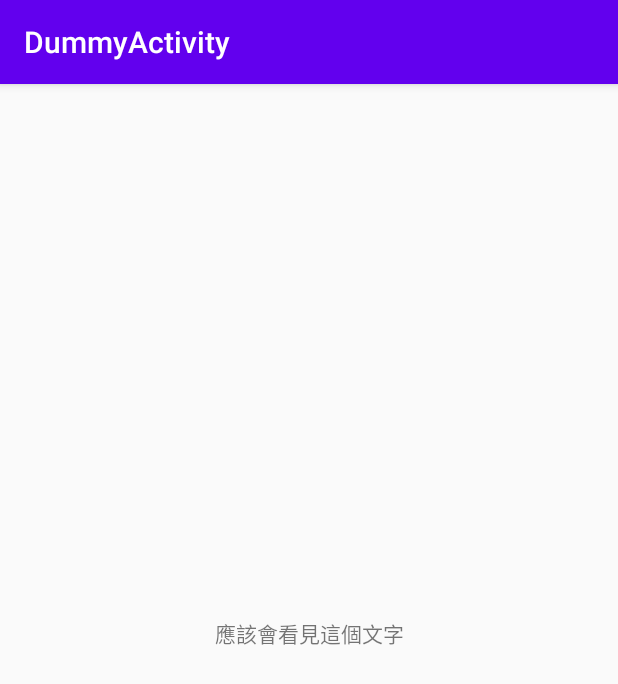
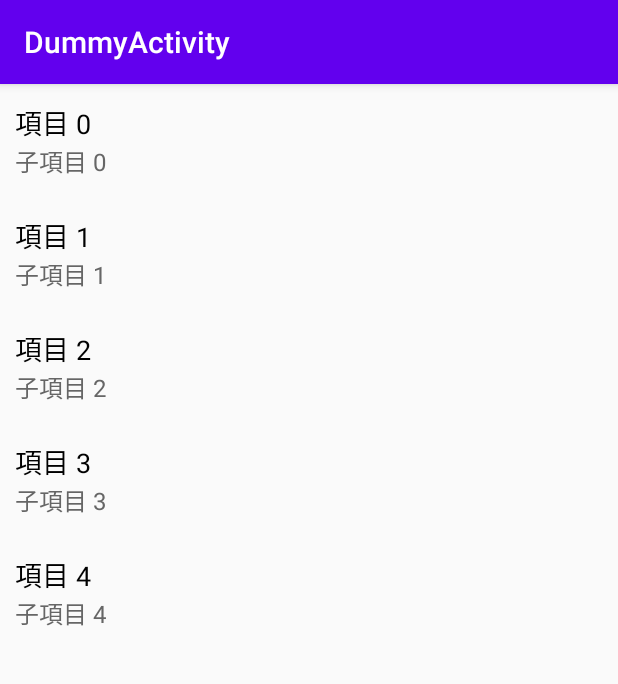
Before and after one commit to GeiGeiLa/ExampleHamburger, an Android app: the DummyActivity screen opened directly, with no data from a screen before it, on a phone screen of 412 x 824 dp. Shown: the top 684 px of the screen. Run offline under Robolectric (Android 15) with nearby library versions, the phone set to English and light mode, and no system bars.

Commit message:
good fix for drawer

```diff
--- a/app/src/main/java/com/example/hamburger/DummyActivity.java
+++ b/app/src/main/java/com/example/hamburger/DummyActivity.java
@@ -1,16 +1,39 @@
 package com.example.hamburger;
 
+
+import android.app.FragmentManager;
+import android.app.FragmentTransaction;
+import android.content.Context;
 import android.content.Intent;
 import android.os.Bundle;
+import android.view.View;
+import android.widget.AdapterView;
+import android.widget.ArrayAdapter;
+import android.widget.ListView;
 
 import androidx.appcompat.app.AppCompatActivity;
+import androidx.fragment.app.Fragment;
+import androidx.recyclerview.widget.DividerItemDecoration;
+import androidx.recyclerview.widget.LinearLayoutManager;
+import androidx.recyclerview.widget.RecyclerView;
+
+import com.example.hamburger.ui.home.HomeFragment;
+import com.example.hamburger.ui.settings.SettingsFragment;
+
+import java.util.ArrayList;
+import java.util.zip.Inflater;
 
 public class DummyActivity extends AppCompatActivity {
+    private ArrayList<String> mData = new ArrayList<>();
+    private ArrayList<String> sData = new ArrayList<>();
+    private RecyclerView recycler_view;
+    MyAdapter adapter;
     @Override
     protected void onCreate(Bundle savedInstanceState)
     {
         super.onCreate(savedInstanceState);
         setContentView(R.layout.activity_dummy);
+        recycler_view = (RecyclerView) findViewById(R.id.recycler_view);
         Intent intent = getIntent();
         if(intent != null)
         {
@@ -20,7 +43,30 @@ public class DummyActivity extends AppCompatActivity {
         {
 
         }
-
+        InitAdpater();
     }
 
+    void InitAdpater()
+    {
+        final int size = 5;
+        // 準備資料，塞50個項目到ArrayList裡
+        for(int i = 0; i < size; i++) {
+            mData.add("項目 "+i);
+        }
+        for(int i = 0; i < size; i++)
+        {
+            sData.add("子項目 "+i);
+
+        }
+        // 連結元件
+        // 設置RecyclerView為列表型態
+        recycler_view.setLayoutManager(new LinearLayoutManager(this));
+        // 設置格線
+//        recycler_view.addItemDecoration(new DividerItemDecoration(this, DividerItemDecoration.VERTICAL));
+
+        // 將資料交給adapter
+        adapter = new MyAdapter(mData, sData);
+        // 設置adapter給recycler_view
+        recycler_view.setAdapter(adapter);
+    }
 }
--- /dev/null
+++ b/app/src/main/java/com/example/hamburger/MyAdapter.java
@@ -0,0 +1,58 @@
+package com.example.hamburger;
+
+import android.content.Context;
+import android.view.LayoutInflater;
+import android.view.View;
+import android.view.ViewGroup;
+import android.widget.TextView;
+
+import androidx.fragment.app.FragmentActivity;
+import androidx.recyclerview.widget.RecyclerView;
+
+import java.util.List;
+public class MyAdapter extends RecyclerView.Adapter<MyAdapter.ViewHolder> {
+
+    private List<String> mData;
+    private List<String> subData;
+    public MyAdapter(List<String> data, List<String> sdata) {
+        mData = data;
+        subData = sdata;
+    }
+    public MyAdapter(List<String> data) {
+        mData = data;
+    }
+
+    // 建立ViewHolder
+    class ViewHolder extends RecyclerView.ViewHolder{
+        // 宣告元件
+        private TextView txtItem;
+        private TextView subtxtItem;
+        ViewHolder(View itemView) {
+            super(itemView);
+            txtItem = (TextView) itemView.findViewById(R.id.txtItem);
+            subtxtItem = (TextView) itemView.findViewById(R.id.subtxtItem);
+
+
+        }
+    }
+
+    @Override
+    public ViewHolder onCreateViewHolder(ViewGroup parent, int viewType) {
+        // 連結項目布局檔list_item
+        View view = LayoutInflater.from(parent.getContext())
+                .inflate(R.layout.layout_for_recyclerview, parent, false);
+        return new ViewHolder(view);
+    }
+
+    @Override
+    public void onBindViewHolder(ViewHolder holder, int position) {
+        // 設置txtItem要顯示的內容
+        holder.txtItem.setText(mData.get(position));
+        holder.subtxtItem.setText(subData.get(position));
+    }
+
+    @Override
+    public int getItemCount() {
+        return mData.size();
+    }
+}
--- a/app/src/main/res/layout/activity_dummy.xml
+++ b/app/src/main/res/layout/activity_dummy.xml
@@ -5,14 +5,13 @@
     android:layout_width="match_parent"
     android:layout_height="match_parent">
 
-    <TextView
-        android:id="@+id/textView2"
-        android:layout_width="wrap_content"
-        android:layout_height="wrap_content"
-        android:layout_marginTop="355dp"
-        android:text="應該會看見這個文字"
-        app:layout_constraintEnd_toEndOf="parent"
-        app:layout_constraintHorizontal_bias="0.5"
+    <androidx.recyclerview.widget.RecyclerView
+
+        android:layout_width="409dp"
+        android:layout_height="729dp"
+        android:id="@+id/recycler_view"
         app:layout_constraintStart_toStartOf="parent"
-        app:layout_constraintTop_toTopOf="parent" />
+        app:layout_constraintTop_toTopOf="parent"
+        />
+
 </androidx.constraintlayout.widget.ConstraintLayout>
--- /dev/null
+++ b/app/src/main/res/layout/layout_for_recyclerview.xml
@@ -0,0 +1,35 @@
+<?xml version="1.0" encoding="utf-8"?>
+<!--<LinearLayout-->
+<!--    xmlns:android="http://schemas.android.com/apk/res/android"-->
+<!--    android:layout_width="match_parent"-->
+<!--    android:layout_height="wrap_content"-->
+<!--    android:orientation="vertical"-->
+<!--    android:layout_margin="1dp"-->
+<!--    android:padding="8dp">-->
+    <LinearLayout
+        xmlns:android="http://schemas.android.com/apk/res/android"
+
+    android:layout_width="match_parent"
+        android:layout_height="wrap_content"
+        android:orientation="vertical"
+        android:layout_marginVertical="3px"
+        android:padding="10dp">
+        >
+
+        <TextView
+            android:id="@+id/txtItem"
+            android:layout_width="match_parent"
+            android:layout_height="wrap_content"
+            android:text="Title"
+            android:textColor="#000000"
+            android:textSize="18sp"/>
+
+        <TextView
+            android:id="@+id/subtxtItem"
+            android:layout_width="match_parent"
+            android:layout_height="wrap_content"
+            android:text="Sub"
+            android:textColor="#666666"
+            android:textSize="16sp" />
+    </LinearLayout>
+<!--</LinearLayout>-->
```
Also changed, not shown: app/src/main/java/com/example/hamburger/MainActivity.java (+25 -22 lines), app/src/main/java/com/example/hamburger/SettingsActivity.java (deleted, +0 -21 lines), app/src/main/java/com/example/hamburger/SettingsFragmentForActivity.java (deleted, +0 -15 lines), app/src/main/java/com/example/hamburger/ui/home/HomeFragment.java (+1 -10 lines), app/src/main/java/com/example/hamburger/ui/settings/SettingsFragment.java (+28 -16 lines), app/src/main/res/layout/fragment_settings.xml (+0 -14 lines), app/src/main/res/xml/preferences.xml (+10 -1 lines), app/src/main/res/xml/root_preferences.xml (deleted, +0 -35 lines).
